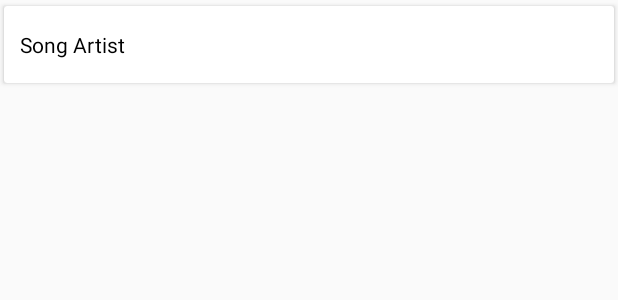
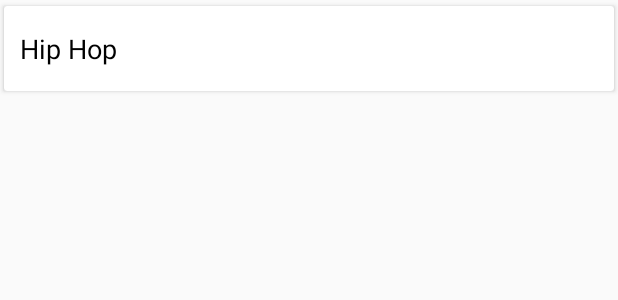
Before and after one commit to adityasharma1912/MCFinalProject, an Android app: the layout genre_list_item.xml on its own in the app's theme, with its tools: preview values and no code run, on a phone screen of 412 x 824 dp. Shown: the top 300 px of the screen. Run offline under Robolectric (Android 15) with nearby library versions, the phone set to English and light mode, and no system bars.

Commit message:
Minor Bug Fixes and GIF added

```diff
--- a/app/src/main/java/com/music/aditya/mcfinalproject/fragments/MusicLibraryFragment.java
+++ b/app/src/main/java/com/music/aditya/mcfinalproject/fragments/MusicLibraryFragment.java
@@ -107,6 +107,8 @@ public class MusicLibraryFragment extends Fragment {
                 String thisArtist = musicCursor.getString(artistColumn);
                 String thisGenre = Utility.getGenre(thisArtist);
 
+                Log.v(TAG,"Artist*"+thisArtist+"*");
+
                 if (mapGenreSongs.containsKey(thisGenre)) {
                     mapGenreSongs.get(thisGenre).add(new Song(thisId, thisTitle, thisArtist, thisGenre));
                 } else {
@@ -119,7 +121,7 @@ public class MusicLibraryFragment extends Fragment {
 
             Log.v(TAG, "Total Songs = " + mapGenreSongs.size());
             for (String str : mapGenreSongs.keySet())
-                Log.v(TAG, "Artist : " + str + " songs = " + mapGenreSongs.get(str).size());
+                Log.v(TAG, "Genre : " + str + " songs = " + mapGenreSongs.get(str).size());
 
         } else {
             Utility.showToast(getActivity(), "Add some music files to your device first!!!");
--- a/app/src/main/java/com/music/aditya/mcfinalproject/fragments/MusicPlayerFragment.java
+++ b/app/src/main/java/com/music/aditya/mcfinalproject/fragments/MusicPlayerFragment.java
@@ -283,7 +283,7 @@ public class MusicPlayerFragment extends Fragment implements MediaController.Med
      * fragment to allow an interaction in this fragment to be communicated
      * to the activity and potentially other fragments contained in that
      * activity.
-     * <p>
+     * <p/>
      * See the Android Training lesson <a href=
      * "http://developer.android.com/training/basics/fragments/communicating.html"
      * >Communicating with Other Fragments</a> for more information.
--- a/app/src/main/java/com/music/aditya/mcfinalproject/utils/Utility.java
+++ b/app/src/main/java/com/music/aditya/mcfinalproject/utils/Utility.java
@@ -39,7 +39,7 @@ public class Utility {
         mapArtistGenre.put("3 Doors Down", "Soft Rock");
         mapArtistGenre.put("Imagine Dragons", "Soft Rock");
         mapArtistGenre.put("Eagles", "Soft Rock");
-        mapArtistGenre.put("Blues", "Jimi Hendrix");
+        mapArtistGenre.put("Jimi Hendrix", "Blues");
     }
 
     public static void navigateFragment(Fragment fragment, String tag, Bundle bundle, FragmentActivity fragmentActivity) {
--- a/app/src/main/res/layout/fragment_music_screen_control.xml
+++ b/app/src/main/res/layout/fragment_music_screen_control.xml
@@ -9,6 +9,6 @@
         android:layout_width="match_parent"
         android:layout_height="match_parent"
         android:scaleType="fitXY"
-        android:src="@drawable/music_player_bg" />
+        android:src="@drawable/dance" />
 
 </LinearLayout>
--- a/app/src/main/res/layout/genre_list_item.xml
+++ b/app/src/main/res/layout/genre_list_item.xml
@@ -24,8 +24,8 @@
             android:layout_height="wrap_content"
             android:paddingBottom="5dp"
             android:paddingTop="5dp"
-            android:text="Song Artist"
-            android:textAppearance="@android:style/TextAppearance.Small"
+            android:text="Hip Hop"
+            android:textAppearance="@android:style/TextAppearance.Medium"
             android:textColor="@android:color/black" />
 
     </LinearLayout>
```
